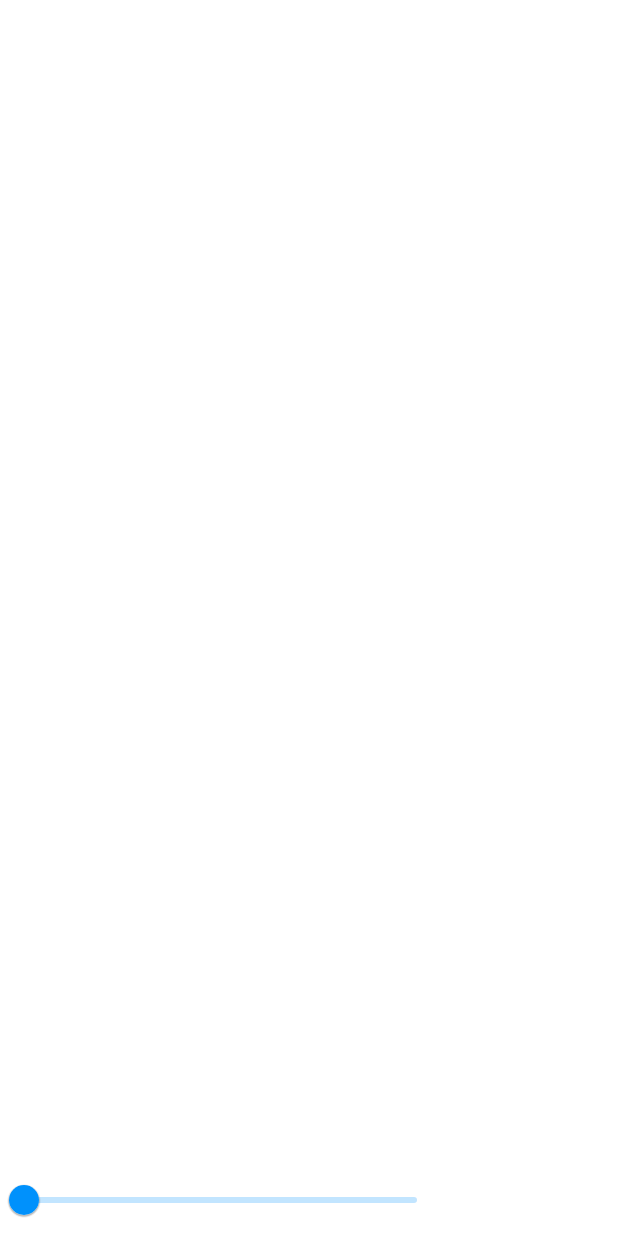
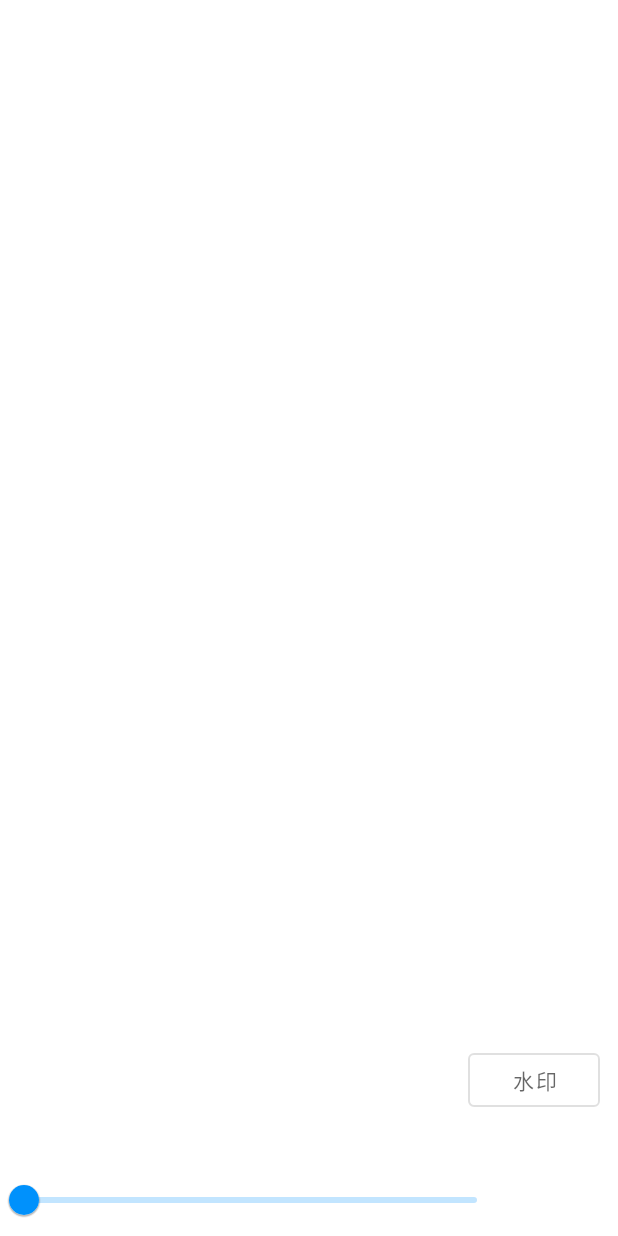
Before and after one commit to AgoraIO-Community/NG-APIExamples, an Android app: the layout fragment_simple_extension.xml on its own in the app's theme, with its tools: preview values and no code run, on a phone screen of 412 x 824 dp. Run offline under Robolectric (Android 15) with nearby library versions, the phone set to English and light mode, and no system bars.

Commit message:
[FEAT] simple filter ready.

```diff
--- a/Android/agora-simple-filter/build.gradle
+++ b/Android/agora-simple-filter/build.gradle
@@ -16,7 +16,7 @@ android {
         externalNativeBuild {
             cmake {
                 cppFlags "-std=c++14"
-                abiFilters "armeabi-v7a"//, "arm64-v8a"
+                abiFilters "armeabi-v7a", "arm64-v8a"
                 arguments "-DANDROID_STL=c++_shared"
             }
         }
--- a/Android/agora-simple-filter/src/main/java/io/agora/extension/ExtensionManager.java
+++ b/Android/agora-simple-filter/src/main/java/io/agora/extension/ExtensionManager.java
@@ -9,6 +9,8 @@ public class ExtensionManager {
     public static final String EXTENSION_VIDEO_FILTER_NAME = "Watermark"; // Video filter name defined in ExtensionProvider.h
     public static final String EXTENSION_AUDIO_FILTER_NAME = "VolumeChange"; // Audio filter name defined in ExtensionProvider.h
 
-    public static final String KEY_ENABLE_WATER_MARK = "wmEffectEnabled";
+    public static final String KEY_ENABLE_WATER_MARK = "key";
+    public static final String ENABLE_WATER_MARK_FLAG = "plugin.watermark.wmEffectEnabled";
+    public static final String ENABLE_WATER_MARK_STRING = "plugin.watermark.wmStr";
     public static final String KEY_ADJUST_VOLUME_CHANGE = "volume";
 }
--- a/Android/app/build.gradle
+++ b/Android/app/build.gradle
@@ -16,7 +16,7 @@ android {
         testInstrumentationRunner "androidx.test.runner.AndroidJUnitRunner"
 
         ndk {
-            abiFilters 'armeabi-v7a'//, 'arm64-v8a'
+            abiFilters 'armeabi-v7a', 'arm64-v8a'
         }
     }
     buildTypes {
--- a/Android/app/src/main/java/io/agora/ng_api/MyApp.java
+++ b/Android/app/src/main/java/io/agora/ng_api/MyApp.java
@@ -7,7 +7,7 @@ import androidx.annotation.StringRes;
 
 public class MyApp extends Application {
     private static MyApp instance;
-    public static boolean debugMine = false;
+    public static boolean justDebugUIPart = false;
 
     @Override
     protected void attachBaseContext(Context base) {
--- a/Android/app/src/main/java/io/agora/ng_api/ui/fragment/JoinChannelAudioFragment.java
+++ b/Android/app/src/main/java/io/agora/ng_api/ui/fragment/JoinChannelAudioFragment.java
@@ -40,7 +40,7 @@ public class JoinChannelAudioFragment extends BaseDemoFragment<FragmentJoinChann
         super.onViewCreated(view, savedInstanceState);
         initView();
         initListener();
-        if (!MyApp.debugMine) {
+        if (!MyApp.justDebugUIPart) {
             initAgoraRteSDK();
             joinChannel();
         }
@@ -53,6 +53,7 @@ public class JoinChannelAudioFragment extends BaseDemoFragment<FragmentJoinChann
 
         mAgoraHandler = new AgoraRteSceneEventHandler() {
 
+//            joinChannelSuccess
             @Override
             public void onConnectionStateChanged(AgoraRteSceneConnState state, AgoraRteSceneConnState state1, io.agora.rte.scene.AgoraRteConnectionChangedReason reason) {
                 ExampleUtil.utilLog("onConnectionStateChanged: " + state.getValue() + ", " + state1.getValue() + ",reason: " + reason.getValue() + "，\nThread:" + Thread.currentThread().getName());
@@ -146,7 +147,7 @@ public class JoinChannelAudioFragment extends BaseDemoFragment<FragmentJoinChann
     }
 
     private void joinChannel() {
-        doJoinChannel(channelName, mLocalUserId, "");
+        doJoinChannel(channelName, mLocalStreamId, "");
     }
 
     @Override
--- a/Android/app/src/main/java/io/agora/ng_api/ui/fragment/JoinChannelVideoFragment.java
+++ b/Android/app/src/main/java/io/agora/ng_api/ui/fragment/JoinChannelVideoFragment.java
@@ -36,7 +36,7 @@ public class JoinChannelVideoFragment extends BaseDemoFragment<FragmentJoinChann
         initView();
         initListener();
 
-        if (!MyApp.debugMine) {
+        if (!MyApp.justDebugUIPart) {
             initAgoraRteSDK();
             joinChannel();
         }
@@ -96,13 +96,14 @@ public class JoinChannelVideoFragment extends BaseDemoFragment<FragmentJoinChann
                 if (mBinding == null) return;
                 for (AgoraRteMediaStreamInfo info : list) {
                     mBinding.containerJoinChannelVideo.dynamicRemoveViewWithTag(info.getStreamId());
+
                 }
             }
         };
     }
 
     private void joinChannel() {
-        doJoinChannel(channelName, mLocalUserId, "");
+        doJoinChannel(channelName, mLocalStreamId, "");
     }
 
     /**
@@ -127,6 +128,7 @@ public class JoinChannelVideoFragment extends BaseDemoFragment<FragmentJoinChann
 
         // Set RenderMode
         canvas.renderMode = AgoraRteVideoCanvas.RENDER_MODE_HIDDEN;
+
         // Remote related stuff
         if(remoteStreamIdOrNull != null){
             mScene.setRemoteVideoCanvas(remoteStreamIdOrNull, canvas);
--- a/Android/app/src/main/java/io/agora/ng_api/ui/fragment/MediaPlayerFragment.java
+++ b/Android/app/src/main/java/io/agora/ng_api/ui/fragment/MediaPlayerFragment.java
@@ -1,8 +1,6 @@
 package io.agora.ng_api.ui.fragment;
 
 import android.os.Bundle;
-import android.os.Handler;
-import android.os.Looper;
 import android.text.Editable;
 import android.view.TextureView;
 import android.view.View;
@@ -48,7 +46,7 @@ public class MediaPlayerFragment extends BaseDemoFragment<FragmentMediaPlayerBin
         initView();
         initListener();
 
-        if (!MyApp.debugMine) {
+        if (!MyApp.justDebugUIPart) {
             initAgoraRteSDK();
             joinChannel();
         }
@@ -194,7 +192,7 @@ public class MediaPlayerFragment extends BaseDemoFragment<FragmentMediaPlayerBin
     }
 
     public void joinChannel() {
-        doJoinChannel(channelName, mLocalUserId, "");
+        doJoinChannel(channelName, mLocalStreamId, "");
     }
 
     private void addMediaView() {
--- a/Android/app/src/main/res/layout/fragment_screen_share.xml
+++ b/Android/app/src/main/res/layout/fragment_screen_share.xml
@@ -19,7 +19,7 @@
             style="@style/Widget.MaterialComponents.Button.OutlinedButton"
             app:layout_constraintBottom_toBottomOf="parent"
             app:layout_constraintStart_toStartOf="parent"
-            android:text="@string/open"
+            android:text="@string/title_screen_share"
             android:minWidth="0dp"
             android:layout_marginRight="@dimen/space_medium"
             android:layout_marginEnd="@dimen/space_medium"
--- a/Android/app/src/main/res/layout/fragment_simple_extension.xml
+++ b/Android/app/src/main/res/layout/fragment_simple_extension.xml
@@ -1,11 +1,24 @@
 <FrameLayout android:layout_width="match_parent"
         android:layout_height="match_parent"
         xmlns:android="http://schemas.android.com/apk/res/android">
+    <com.google.android.material.button.MaterialButton
+            android:id="@+id/btn_enable_water_mark_fg_simple_extension"
+            style="@style/Widget.MaterialComponents.Button.OutlinedButton"
+            android:checkable="true"
+            android:text="@string/water_mark"
+            android:layout_width="wrap_content"
+            android:layout_height="wrap_content"
+            android:layout_gravity="bottom|end"
+            android:layout_marginBottom="80dp"
+            android:layout_marginHorizontal="12dp"/>
     <com.google.android.material.slider.Slider
             android:id="@+id/slider_fg_simple_extension"
             android:layout_gravity="bottom"
-            android:layout_marginEnd="120dp"
-            android:layout_marginRight="120dp"
+            android:layout_marginEnd="80dp"
+            android:layout_marginRight="80dp"
             android:layout_width="match_parent"
-            android:layout_height="wrap_content"/>
+            android:layout_height="wrap_content"
+            android:valueFrom="0"
+            android:valueTo="100"/>
+
 </FrameLayout>
--- a/Android/app/src/main/res/values/strings.xml
+++ b/Android/app/src/main/res/values/strings.xml
@@ -47,6 +47,9 @@
     <string name="notify_service_desc">Notice that we are trying to capture the screen!!</string>
     <string name="notify_channel_id">agora_media_project</string>
 
+    <!--    插件演示-->
+    <string name="water_mark">水印</string>
+
     <!-- 数据相关-->
     <string name="demo_string_basic">基本</string>
     <string name="demo_string_advanced">高级</string>
```
Also changed, not shown: Android/app/src/main/java/io/agora/ng_api/base/BaseDemoFragment.java (+9 -10 lines), Android/app/src/main/java/io/agora/ng_api/ui/fragment/DescriptionFragment.java (+9 -2 lines), Android/app/src/main/java/io/agora/ng_api/ui/fragment/ScreenShareFragment.java (+3 -4 lines), Android/app/src/main/java/io/agora/ng_api/ui/fragment/SimpleExtensionFragment.java (+46 -30 lines), Android/app/src/main/java/io/agora/ng_api/util/ExampleUtil.java (+5 -5 lines), 5 other files.
